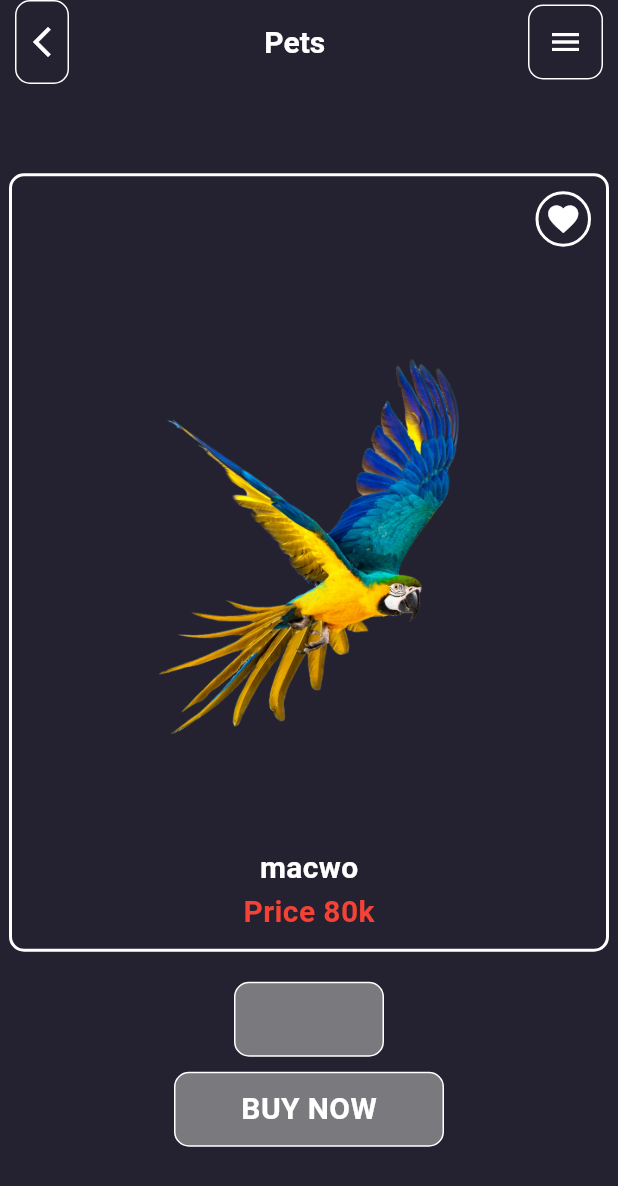
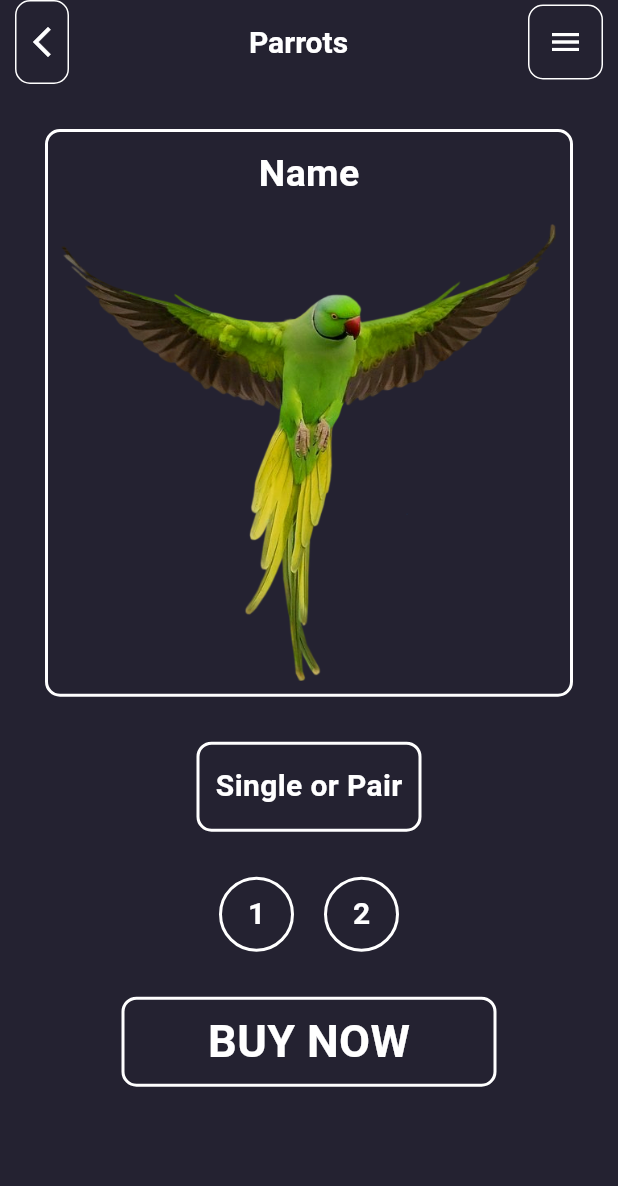
Before and after one commit to Muhammd-Shehzad/T-Shirt_App_UI_InClass, a Flutter app: the ConfirmOrder screen opened directly, on a phone screen of 412 x 824 dp. Shown: the top 1186 px of the screen. Run offline on Flutter 3.47's test engine with Material 3 defaults, Android fonts, the phone set to English and light mode, and no system bars.

Commit message:
first commit

```diff
--- a/lib/confirm_order.dart
+++ b/lib/confirm_order.dart
@@ -1,4 +1,6 @@
 import 'package:flutter/material.dart';
+import 'package:flutter/widgets.dart';
+import 'package:gridview_builder_parrot_app/done_order.dart';
 
 class ConfirmOrder extends StatelessWidget {
   const ConfirmOrder({super.key});
@@ -32,7 +34,7 @@ class ConfirmOrder extends StatelessWidget {
         ),
         title: Center(
           child: Text(
-            'Pets ',
+            'Parrots',
             style: TextStyle(
                 color: Colors.white, fontSize: 20, fontWeight: FontWeight.bold),
           ),
@@ -56,74 +58,99 @@ class ConfirmOrder extends StatelessWidget {
           ),
         ],
       ),
-      body: Expanded(
+      body: Column(
+        children: [
+          Padding(
+            padding: const EdgeInsets.all(30),
+            child: Container(
+              decoration: BoxDecoration(
+                  color: Color.fromARGB(255, 36, 34, 49),
+                  border: Border.all(
+                    color: Colors.white,
+                    width: 2,
+                  ),
+                  borderRadius: BorderRadius.circular(10)),
               child: Column(
-          mainAxisAlignment: MainAxisAlignment.center,
                 children: [
-            Center(
-              child: Container(
-                width: 400,
+                  Padding(
+                    padding: const EdgeInsets.all(10),
+                    child: Text(
+                      'Name',
+                      style: TextStyle(
+                          color: Colors.white,
+                          fontSize: 25,
+                          fontWeight: FontWeight.bold),
+                    ),
+                  ),
+                  Image.asset('assets/1.png'),
+                ],
+              ),
+            ),
+          ),
+          Container(
+            height: 60,
+            width: 150,
             decoration: BoxDecoration(
               color: Color.fromARGB(255, 36, 34, 49),
               borderRadius: BorderRadius.circular(10),
               border: Border.all(color: Colors.white, width: 2),
             ),
-                child: Padding(
-                  padding: const EdgeInsets.all(10),
-                  child: Column(
+            child: Center(
+              child: Text(
+                'Single or Pair',
+                style: TextStyle(
+                    color: Colors.white,
+                    fontWeight: FontWeight.bold,
+                    fontSize: 20),
+              ),
+            ),
+          ),
+          Padding(
+            padding: const EdgeInsets.all(30),
+            child: Row(
+              mainAxisAlignment: MainAxisAlignment.center,
               children: [
-                      Align(
-                        alignment: Alignment.topRight,
-                        child: Container(
-                          height: 37,
-                          width: 37,
+                Container(
+                  height: 50,
+                  width: 50,
                   decoration: BoxDecoration(
+                    color: Color.fromARGB(255, 36, 34, 49),
                     shape: BoxShape.circle,
                     border: Border.all(color: Colors.white, width: 2),
                   ),
-                          child: Icon(
-                            Icons.favorite,
-                            color: Colors.white,
-                          ),
-                        ),
-                      ),
-                      Image.asset(
-                        'assets/ma1.png',
-                        height: 400,
-                        width: 200,
-                      ),
-                      Text(
-                        'macwo',
+                  child: Center(
+                    child: Text(
+                      '1',
                       style: TextStyle(
                           color: Colors.white,
                           fontSize: 20,
                           fontWeight: FontWeight.bold),
                     ),
-                      Text(
-                        'Price 80k',
+                  ),
+                ),
+                SizedBox(
+                  width: 20,
+                ),
+                Container(
+                  height: 50,
+                  width: 50,
+                  decoration: BoxDecoration(
+                    color: Color.fromARGB(255, 36, 34, 49),
+                    shape: BoxShape.circle,
+                    border: Border.all(color: Colors.white, width: 2),
+                  ),
+                  child: Center(
+                    child: Text(
+                      '2',
                       style: TextStyle(
-                            color: Colors.red,
+                          color: Colors.white,
                           fontSize: 20,
                           fontWeight: FontWeight.bold),
                     ),
+                  ),
+                ),
               ],
             ),
-                ),
-              ),
-            ),
-            SizedBox(
-              height: 20,
-            ),
-            Container(
-              height: 50,
-              width: 100,
-              decoration: BoxDecoration(
-                  color: Colors.grey.withOpacity(0.7),
-                  borderRadius: BorderRadius.circular(10),
-                  border: Border.all(color: Colors.white)),
-            ),
-            SizedBox(
-              height: 10,
           ),
           GestureDetector(
             onTap: () {
@@ -131,32 +158,32 @@ class ConfirmOrder extends StatelessWidget {
                 context,
                 MaterialPageRoute(
                   builder: (contex) {
-                      return ConfirmOrder();
+                    return DoneOrder();
                   },
                 ),
               );
             },
             child: Container(
-                height: 50,
-                width: 180,
+              height: 60,
+              width: 250,
               decoration: BoxDecoration(
-                    color: Colors.grey.withOpacity(0.7),
+                color: Color.fromARGB(255, 36, 34, 49),
                 borderRadius: BorderRadius.circular(10),
-                    border: Border.all(color: Colors.white)),
+                border: Border.all(color: Colors.white, width: 2),
+              ),
               child: Center(
                 child: Text(
                   'BUY NOW',
                   style: TextStyle(
                       color: Colors.white,
-                        fontSize: 20,
-                        fontWeight: FontWeight.bold),
+                      fontWeight: FontWeight.bold,
+                      fontSize: 30),
                 ),
               ),
             ),
           ),
         ],
       ),
-      ),
     );
   }
 }
```
Also changed, not shown: lib/done_order.dart (added, +15 -0 lines), lib/grid_view.dart (+87 -8 lines). Lines whose indentation alone changed are shown as unchanged.
